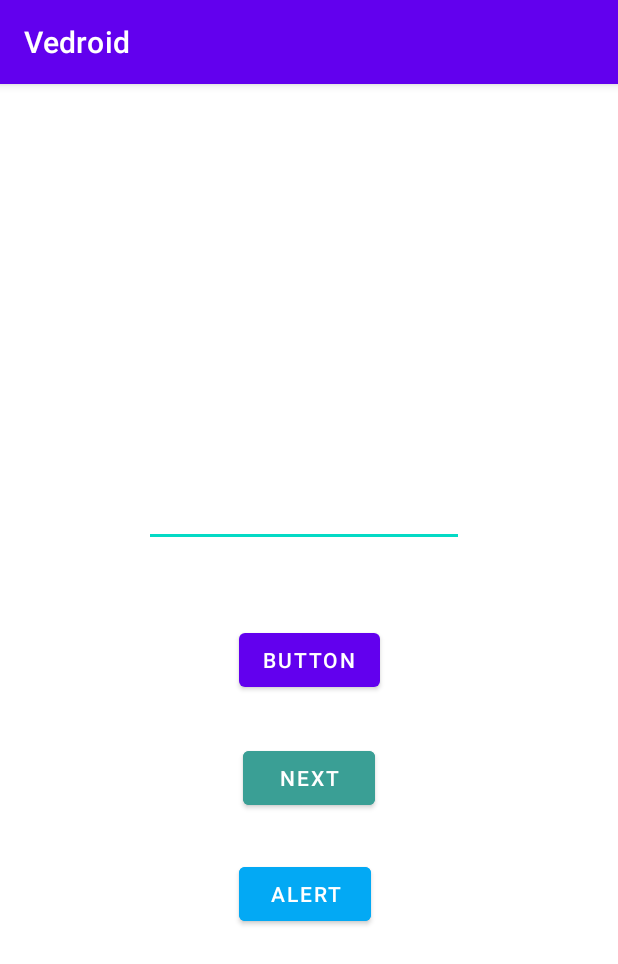
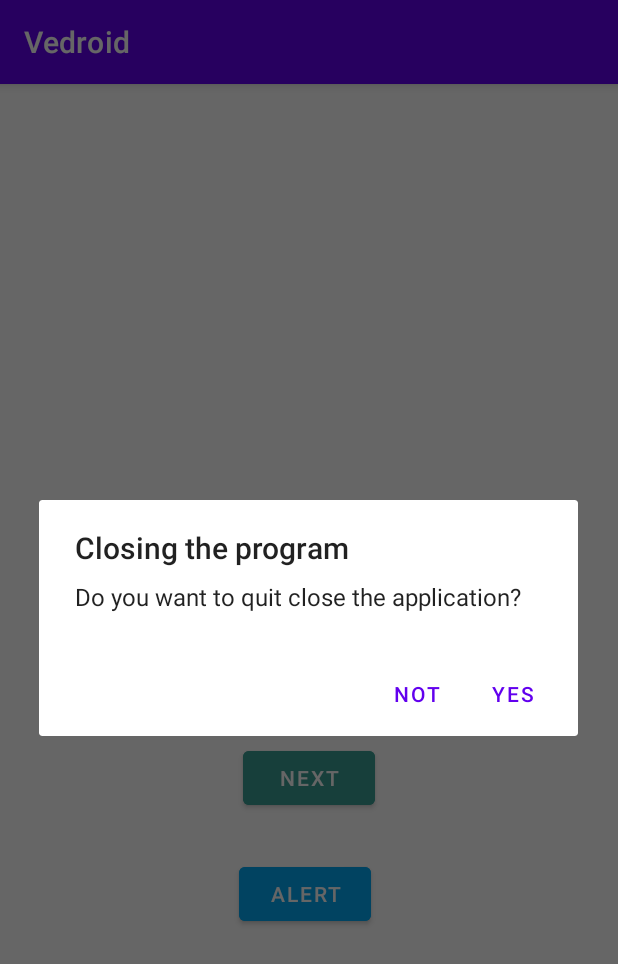
Before and after one commit to SamuilOlegovich/Vedroid, an Android app: the screen it shows after launch (MainActivity), after a tap on "ALERT", on a phone screen of 412 x 824 dp. Shown: the top 964 px of the screen. Run offline under Robolectric (Android 15) with nearby library versions, the phone set to English and light mode, and no system bars.

Commit message:
Всплывающее окно с проверкой и двумя кнопками.

```diff
--- a/app/src/main/java/com/vedroid/MainActivity.java
+++ b/app/src/main/java/com/vedroid/MainActivity.java
@@ -1,9 +1,11 @@
 package com.vedroid;
 
 
+import androidx.appcompat.app.AlertDialog;
 import androidx.appcompat.app.AppCompatActivity;
 
 
+import android.content.DialogInterface;
 import android.content.res.ColorStateList;
 import android.graphics.Color;
 import android.widget.EditText;
@@ -75,11 +77,39 @@ public class MainActivity extends AppCompatActivity {
                 }
         );
         alert.setOnClickListener(
+                // Окна с вопросом и действиями
                 new View.OnClickListener() {
                     @Override
                     public void onClick(View v) {
-
-
+                        // Строитель окон
+                        // указываем с какой именно страницей мы работаем
+                        AlertDialog.Builder aBuilder = new AlertDialog.Builder(MainActivity.this);
+                        // указываем нужное нам сообщение
+                        aBuilder.setMessage("Do you want to quit close the application?")
+                                // можем ли мы отменить это окно
+                                .setCancelable(false)
+                                // кнопка да закрывает программу
+                                // далее делаем событие которое отслеживает и реагирует на нажатие этой кнопки
+                                .setPositiveButton("YES", new DialogInterface.OnClickListener() {
+                                    @Override
+                                    public void onClick(DialogInterface dialog, int which) {
+                                        finish();
+                                    }
+                                })
+                                // кнопка нет закрывает всплывающее окно
+                                // далее делаем событие которое отслеживает и реагирует на нажатие этой кнопки
+                                .setNegativeButton("NOT", new DialogInterface.OnClickListener() {
+                                    @Override
+                                    public void onClick(DialogInterface dialog, int which) {
+                                        dialog.cancel();
+                                    }
+                                });
+                        // создание диалогового окна
+                        AlertDialog alert = aBuilder.create();
+                        // заголовок всплывающего окна
+                        alert.setTitle("Сlosing the program");
+                        // активируем показ окна
+                        alert.show();
                     }
                 }
         );
```
